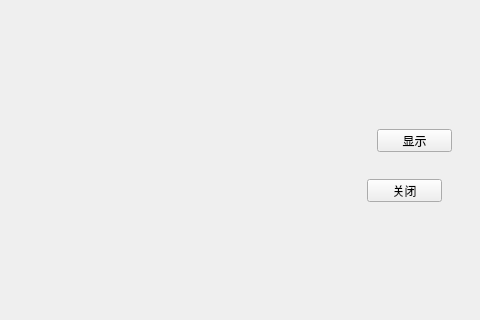
The window that qt_show_vrep_with_opencv/OpencvShow.ui (twoint/qt_show_vrep_with_opencv) describes before a commit, drawn with Qt 5; both pictures show x 333 to 813 and y 138 to 458 of the 813 by 588 pixel window.
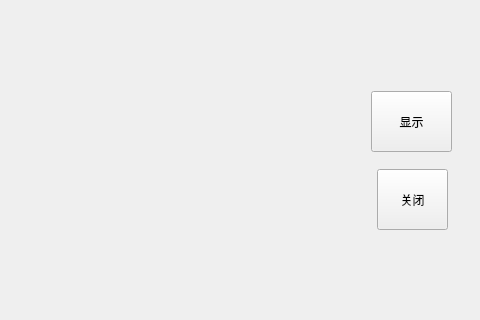
The same window after the commit.

Commit message: 显示功能完成，未整理

```diff
--- a/qt_show_vrep_with_opencv/OpencvShow.ui
+++ b/qt_show_vrep_with_opencv/OpencvShow.ui
@@ -30,10 +30,10 @@
    <widget class="QPushButton" name="btn_show">
     <property name="geometry">
      <rect>
-      <x>710</x>
-      <y>250</y>
-      <width>75</width>
-      <height>23</height>
+      <x>704</x>
+      <y>212</y>
+      <width>81</width>
+      <height>61</height>
      </rect>
     </property>
     <property name="text">
@@ -43,10 +43,10 @@
    <widget class="QPushButton" name="btn_close">
     <property name="geometry">
      <rect>
-      <x>700</x>
-      <y>300</y>
-      <width>75</width>
-      <height>23</height>
+      <x>710</x>
+      <y>290</y>
+      <width>71</width>
+      <height>61</height>
      </rect>
     </property>
     <property name="text">
```
The commit also changes 2 other files.
